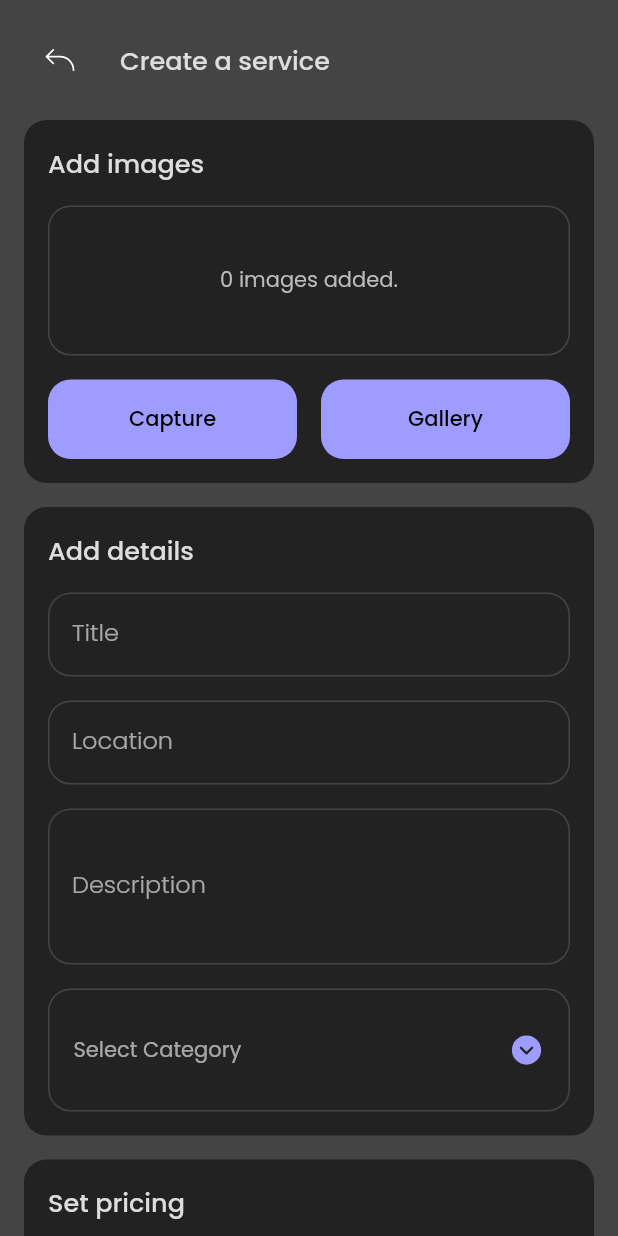
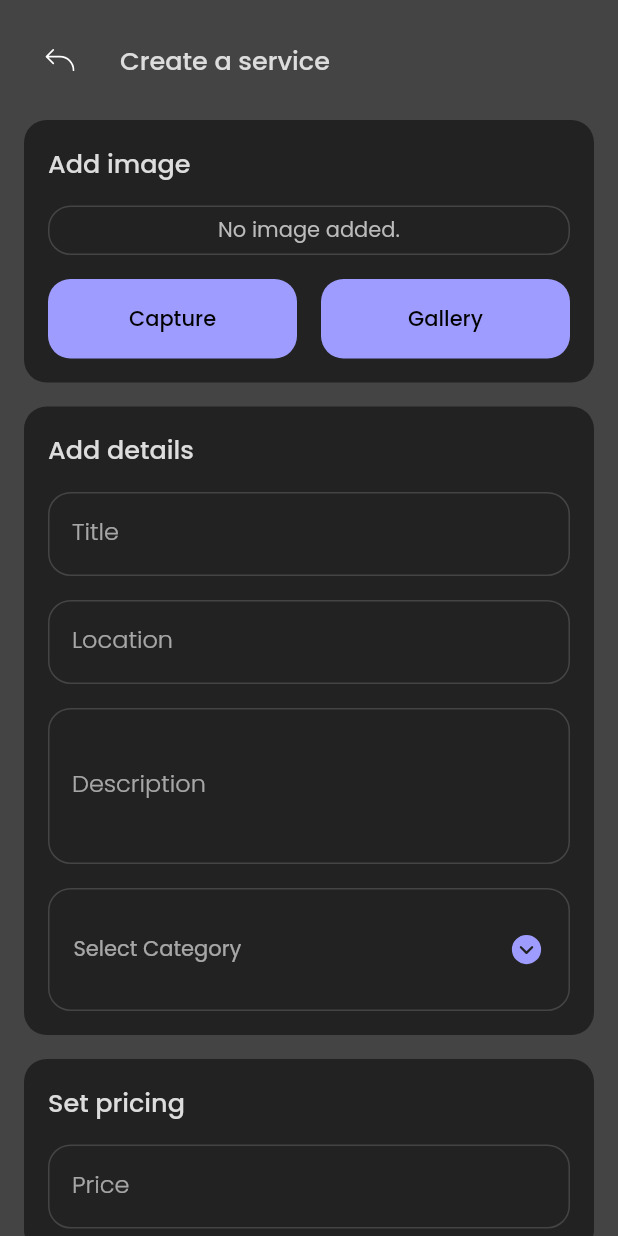
Before and after one commit to mabdullah412/event-services-marketplace, a Flutter app: the NavigationController screen opened directly, after a tap on "Create a Service", on a phone screen of 412 x 824 dp. Run offline on Flutter 3.47's test engine with Material 2 defaults, Android fonts, the light colour scheme and no system bars; our stand-ins replace dio, equatable, flutter_bloc, flutter_native_splash, flutter_secure_storage, image_picker and 2 more; accounts and stored records are empty; network calls fail.

Commit message:
implemented createService

```diff
--- /dev/null
+++ b/lib/logic/bloc/create_service_bloc.dart
@@ -0,0 +1,41 @@
+import 'package:equatable/equatable.dart';
+import 'package:flutter_bloc/flutter_bloc.dart';
+
+import '../../data/repositories/service_repository.dart';
+
+part 'create_service_event.dart';
+part 'create_service_state.dart';
+
+class CreateServiceBloc extends Bloc<CreateServiceEvent, CreateServiceState> {
+  final ServiceRepository serviceRepository;
+
+  CreateServiceBloc({
+    required this.serviceRepository,
+  }) : super(CreateServiceInitial()) {
+    on<CreateService>(_onCreateService);
+  }
+
+  Future<void> _onCreateService(
+    CreateService event,
+    Emitter<CreateServiceState> emit,
+  ) async {
+    emit(CreateServiceLoading());
+
+    try {
+      final dynamic response = await serviceRepository.createService(
+        serviceData: event.serviceData,
+      );
+
+      if (response == false) {
+        emit(const CreateServiceFailure(error: 'Token error'));
+        return;
+      }
+
+      // recall getUserServicesBloc
+
+      emit(CreateServiceSuccess());
+    } catch (err) {
+      emit(CreateServiceFailure(error: err.toString()));
+    }
+  }
+}
--- /dev/null
+++ b/lib/logic/bloc/create_service_event.dart
@@ -0,0 +1,17 @@
+part of 'create_service_bloc.dart';
+
+abstract class CreateServiceEvent extends Equatable {
+  const CreateServiceEvent();
+
+  @override
+  List<Object> get props => [];
+}
+
+class CreateService extends CreateServiceEvent {
+  final Map<dynamic, dynamic> serviceData;
+
+  const CreateService({required this.serviceData});
+
+  @override
+  List<Object> get props => [];
+}
--- /dev/null
+++ b/lib/logic/bloc/create_service_state.dart
@@ -0,0 +1,23 @@
+part of 'create_service_bloc.dart';
+
+abstract class CreateServiceState extends Equatable {
+  const CreateServiceState();
+
+  @override
+  List<Object> get props => [];
+}
+
+class CreateServiceInitial extends CreateServiceState {}
+
+class CreateServiceLoading extends CreateServiceState {}
+
+class CreateServiceSuccess extends CreateServiceState {}
+
+class CreateServiceFailure extends CreateServiceState {
+  final String error;
+
+  const CreateServiceFailure({required this.error});
+
+  @override
+  List<Object> get props => [];
+}
--- a/lib/presentation/screens/create_service_screen.dart
+++ b/lib/presentation/screens/create_service_screen.dart
@@ -1,10 +1,13 @@
 import 'dart:io';
 
 import 'package:flutter/material.dart';
+import 'package:flutter_bloc/flutter_bloc.dart';
 import 'package:image_picker/image_picker.dart';
 import 'package:phosphor_flutter/phosphor_flutter.dart';
 
 import '../../constants/constants.dart';
+import '../../data/repositories/service_repository.dart';
+import '../../logic/bloc/create_service_bloc.dart';
 import '../widgets/pop_header.dart';
 
 class CreateServiceScreen extends StatefulWidget {
@@ -15,6 +18,9 @@ class CreateServiceScreen extends StatefulWidget {
 }
 
 class _CreateServiceScreenState extends State<CreateServiceScreen> {
+  final ServiceRepository serviceRepository = ServiceRepository();
+  late CreateServiceBloc _createServiceBloc;
+
   // form key
   final _serviceDetailsFormKey = GlobalKey<FormState>();
   // focus-nodes
@@ -25,6 +31,7 @@ class _CreateServiceScreenState extends State<CreateServiceScreen> {
   final _servicePriceFocusNode = FocusNode();
   // form-data
   dynamic category;
+  final Map<dynamic, dynamic> serviceData = {};
 
   // image-data
   bool noImages = true;
@@ -34,13 +41,50 @@ class _CreateServiceScreenState extends State<CreateServiceScreen> {
   XFile? selectedImageFile;
 
   @override
+  void initState() {
+    _createServiceBloc = CreateServiceBloc(
+      serviceRepository: serviceRepository,
+    );
+    super.initState();
+  }
+
+  @override
   void dispose() {
     _serviceTitleFocusNode.dispose();
     _serviceDescriptionFocusNode.dispose();
     _serviceLocationFocusNode.dispose();
     _serviceCategoryFocusNode.dispose();
     _servicePriceFocusNode.dispose();
+    _createServiceBloc.close();
     super.dispose();
+  }
+
+  Future<void> createService() async {
+    if (!_serviceDetailsFormKey.currentState!.validate()) return;
+    _serviceDetailsFormKey.currentState!.save();
+
+    if (noImages) {
+      ScaffoldMessenger.of(context).showSnackBar(
+        const SnackBar(
+          content: Text('Please add an image.'),
+        ),
+      );
+      return;
+    }
+
+    if (category == null) {
+      ScaffoldMessenger.of(context).showSnackBar(
+        const SnackBar(
+          content: Text('Please select a category.'),
+        ),
+      );
+      return;
+    }
+
+    // adding image-link to data;
+    serviceData['coverImage'] = selectedImageFile!.name;
+
+    _createServiceBloc.add(CreateService(serviceData: serviceData));
   }
 
   @override
@@ -67,6 +111,8 @@ class _CreateServiceScreenState extends State<CreateServiceScreen> {
                         detailsSection(context),
                         const SizedBox(height: padding),
                         pricingSection(context),
+                        const SizedBox(height: padding),
+                        createButton(context),
                       ],
                     ),
                   ),
@@ -75,6 +121,62 @@ class _CreateServiceScreenState extends State<CreateServiceScreen> {
             ),
           ),
         ),
+      ),
+    );
+  }
+
+  Container createButton(BuildContext context) {
+    return Container(
+      padding: const EdgeInsets.all(padding),
+      decoration: BoxDecoration(
+        color: Theme.of(context).colorScheme.surface,
+        borderRadius: BorderRadius.circular(radius),
+      ),
+      child: BlocConsumer<CreateServiceBloc, CreateServiceState>(
+        listenWhen: (previous, current) {
+          return previous != current;
+        },
+        listener: (context, state) {
+          if (state is CreateServiceFailure) {
+            // _onWidgetDidBuild displays snackbar after
+            // Build() has finished building
+            _onWidgetDidBuild(() {
+              ScaffoldMessenger.of(context).showSnackBar(
+                const SnackBar(
+                  content: Text('Error creating service.'),
+                ),
+              );
+              Navigator.pop(context);
+            });
+          }
+
+          if (state is CreateServiceSuccess) {
+            // _onWidgetDidBuild displays snackbar after
+            // Build() has finished building
+            _onWidgetDidBuild(() {
+              ScaffoldMessenger.of(context).showSnackBar(
+                const SnackBar(
+                  content: Text('Service created.'),
+                ),
+              );
+              Navigator.pop(context);
+            });
+          }
+        },
+        bloc: _createServiceBloc,
+        buildWhen: (previous, current) {
+          return previous != current;
+        },
+        builder: (context, state) {
+          return ElevatedButton(
+            onPressed: state is CreateServiceLoading ? null : createService,
+            child: state is CreateServiceLoading
+                ? const CircularProgressIndicator(
+                    strokeWidth: 2,
+                  )
+                : const Text('Create'),
+          );
+        },
       ),
     );
   }
@@ -90,19 +192,18 @@ class _CreateServiceScreenState extends State<CreateServiceScreen> {
         crossAxisAlignment: CrossAxisAlignment.stretch,
         children: [
           Text(
-            'Add images',
+            'Add image',
             style: Theme.of(context).primaryTextTheme.titleMedium,
           ),
           const SizedBox(height: padding),
           Container(
-            height: 100,
             padding: const EdgeInsets.all(5),
             decoration: BoxDecoration(
               borderRadius: BorderRadius.circular(radius),
               border: Border.all(color: Theme.of(context).colorScheme.outline),
             ),
             child: noImages == false
-                ? Row(
+                ? Column(
                     children: [
                       Stack(
                         alignment: Alignment.center,
@@ -123,7 +224,7 @@ class _CreateServiceScreenState extends State<CreateServiceScreen> {
                   )
                 : Center(
                     child: Text(
-                      '0 images added.',
+                      'No image added.',
                       style: Theme.of(context).primaryTextTheme.bodyMedium,
                     ),
                   ),
@@ -209,7 +310,7 @@ class _CreateServiceScreenState extends State<CreateServiceScreen> {
               }
             },
             onSaved: (value) {
-              // registerData['firstName'] = value!;
+              serviceData['title'] = value!;
             },
             onFieldSubmitted: (value) {
               FocusScope.of(context).requestFocus(
@@ -232,7 +333,7 @@ class _CreateServiceScreenState extends State<CreateServiceScreen> {
               }
             },
             onSaved: (value) {
-              // registerData['firstName'] = value!;
+              serviceData['location'] = value!;
             },
             onFieldSubmitted: (value) {
               FocusScope.of(context).requestFocus(
@@ -259,7 +360,7 @@ class _CreateServiceScreenState extends State<CreateServiceScreen> {
               }
             },
             onSaved: (value) {
-              // registerData['firstName'] = value!;
+              serviceData['description'] = value!;
             },
             onFieldSubmitted: (value) {
               FocusScope.of(context).requestFocus(
@@ -285,6 +386,7 @@ class _CreateServiceScreenState extends State<CreateServiceScreen> {
                   setState(() {
                     category = value!;
                   });
+                  serviceData['category'] = value!;
                 },
                 hint: const Text('Select Category'),
                 isExpanded: true,
@@ -344,20 +446,21 @@ class _CreateServiceScreenState extends State<CreateServiceScreen> {
               }
             },
             onSaved: (value) {
-              // registerData['firstName'] = value!;
+              serviceData['price'] = value!;
             },
             onFieldSubmitted: (value) {
               FocusManager.instance.primaryFocus?.unfocus();
               _serviceDetailsFormKey.currentState!.validate();
             },
           ),
-          const SizedBox(height: padding),
-          ElevatedButton(
-            onPressed: () {},
-            child: const Text('Create'),
-          ),
         ],
       ),
     );
   }
+
+  void _onWidgetDidBuild(VoidCallback callback) {
+    WidgetsBinding.instance.addPostFrameCallback((timeStamp) {
+      callback();
+    });
+  }
 }
--- a/lib/presentation/screens/home_screen.dart
+++ b/lib/presentation/screens/home_screen.dart
@@ -1,9 +1,8 @@
-import 'package:event_planner/presentation/router/custom_page_route.dart';
-import 'package:event_planner/presentation/screens/create_service_screen.dart';
 import 'package:flutter/material.dart';
 
 import '../../constants/constants.dart';
 import '../widgets/header.dart';
+import '../widgets/sell_services_container.dart';
 
 class HomeScreen extends StatelessWidget {
   const HomeScreen({super.key});
@@ -20,17 +19,16 @@ class HomeScreen extends StatelessWidget {
               Header(title: 'Home'),
 
               // ! add a block showing total number of services being on sale
+              // ! open fiverr website for ideas
               // ! user mini-dashboard
 
-              SizedBox(height: padding),
-              Squares(),
-
-              // CreatePackageAndSellFullHeight(),
+              // SizedBox(height: padding),
+              // Dashboard(),
 
               SizedBox(height: padding),
               ShowCreatePackage(),
               SizedBox(height: padding),
-              ShowSellServices(),
+              SellServicesContainer(),
               SizedBox(height: padding),
             ],
           ),
@@ -40,35 +38,8 @@ class HomeScreen extends StatelessWidget {
   }
 }
 
-class CreatePackageAndSellFullHeight extends StatelessWidget {
-  const CreatePackageAndSellFullHeight({
-    Key? key,
-  }) : super(key: key);
-
-  @override
-  Widget build(BuildContext context) {
-    return SizedBox(
-      width: MediaQuery.of(context).size.width,
-      child: IntrinsicHeight(
-        child: Row(
-          crossAxisAlignment: CrossAxisAlignment.start,
-          children: const [
-            Expanded(
-              child: ShowCreatePackage(),
-            ),
-            SizedBox(width: padding),
-            Expanded(
-              child: ShowSellServices(),
-            ),
-          ],
-        ),
-      ),
-    );
-  }
-}
-
-class Squares extends StatelessWidget {
-  const Squares({
+class Dashboard extends StatelessWidget {
+  const Dashboard({
     Key? key,
   }) : super(key: key);
 
@@ -134,46 +105,6 @@ class Squares extends StatelessWidget {
   }
 }
 
-class ShowSellServices extends StatelessWidget {
-  const ShowSellServices({
-    Key? key,
-  }) : super(key: key);
-
-  @override
-  Widget build(BuildContext context) {
-    return Container(
-      padding: const EdgeInsets.all(padding),
-      decoration: BoxDecoration(
-        color: Theme.of(context).colorScheme.secondary,
-        borderRadius: BorderRadius.circular(radius),
-      ),
-      child: Column(
-        crossAxisAlignment: CrossAxisAlignment.stretch,
-        children: [
-          Text(
-            'Become a seller',
-            style: Theme.of(context).textTheme.titleMedium,
-          ),
-          const SizedBox(height: padding),
-          Text(
-            'Have services thay you would like to sell? Go to the profile page and turn on seller mode.',
-            style: Theme.of(context).textTheme.bodyMedium,
-          ),
-          const SizedBox(height: padding),
-          ElevatedButton(
-            onPressed: () {
-              Navigator.of(context).push(
-                CustomPageRoute(child: const CreateServiceScreen()),
-              );
-            },
-            child: const Text('Create a Service'),
-          )
-        ],
-      ),
-    );
-  }
-}
-
 class ShowCreatePackage extends StatelessWidget {
   const ShowCreatePackage({
     Key? key,
--- a/lib/presentation/widgets/package_card.dart
+++ b/lib/presentation/widgets/package_card.dart
@@ -1,3 +1,4 @@
+import 'package:event_planner/constants/constants.dart';
 import 'package:flutter/material.dart';
 
 import '../../data/models/package.dart';
@@ -12,7 +13,9 @@ class PackageCard extends StatelessWidget {
 
   @override
   Widget build(BuildContext context) {
-    return OutlinedButton(
+    return Padding(
+      padding: const EdgeInsets.only(top: padding),
+      child: OutlinedButton(
         onPressed: () {},
         child: Row(
           mainAxisAlignment: MainAxisAlignment.spaceBetween,
@@ -33,6 +36,7 @@ class PackageCard extends StatelessWidget {
             ),
           ],
         ),
+      ),
     );
   }
 }
--- a/lib/presentation/widgets/packages_container.dart
+++ b/lib/presentation/widgets/packages_container.dart
@@ -37,7 +37,11 @@ class _PackagesContainerState extends State<PackagesContainer> {
   @override
   Widget build(BuildContext context) {
     return Container(
-      padding: const EdgeInsets.all(padding),
+      padding: const EdgeInsets.only(
+        right: padding,
+        left: padding,
+        bottom: padding,
+      ),
       decoration: BoxDecoration(
         color: Theme.of(context).colorScheme.surface,
         borderRadius: BorderRadius.circular(radius),
@@ -50,8 +54,11 @@ class _PackagesContainerState extends State<PackagesContainer> {
             bloc: _getPackagesBloc,
             builder: (context, state) {
               if (state is GetPackagesLoading || state is GetPackagesInitial) {
-                return const Center(
+                return const Padding(
+                  padding: EdgeInsets.only(top: padding),
+                  child: Center(
                     child: CircularProgressIndicator(strokeWidth: 2),
+                  ),
                 );
               }
 
@@ -106,7 +113,9 @@ class GetPackagesFailurePlaceholder extends StatelessWidget {
 
   @override
   Widget build(BuildContext context) {
-    return Column(
+    return Padding(
+      padding: const EdgeInsets.only(top: padding),
+      child: Column(
         crossAxisAlignment: CrossAxisAlignment.stretch,
         mainAxisSize: MainAxisSize.min,
         children: [
@@ -116,6 +125,7 @@ class GetPackagesFailurePlaceholder extends StatelessWidget {
             textAlign: TextAlign.center,
           ),
         ],
+      ),
     );
   }
 }
@@ -271,7 +281,9 @@ class NoPackagesPlaceholder extends StatelessWidget {
 
   @override
   Widget build(BuildContext context) {
-    return Column(
+    return Padding(
+      padding: const EdgeInsets.only(top: padding),
+      child: Column(
         children: [
           Text(
             'You have no packages.',
@@ -285,6 +297,7 @@ class NoPackagesPlaceholder extends StatelessWidget {
             textAlign: TextAlign.center,
           ),
         ],
+      ),
     );
   }
 }
--- /dev/null
+++ b/lib/presentation/widgets/sell_services_container.dart
@@ -0,0 +1,63 @@
+import 'package:flutter/material.dart';
+
+import '../../constants/constants.dart';
+import '../router/custom_page_route.dart';
+import '../screens/create_service_screen.dart';
+
+class SellServicesContainer extends StatelessWidget {
+  const SellServicesContainer({
+    Key? key,
+  }) : super(key: key);
+
+  @override
+  Widget build(BuildContext context) {
+    return Container(
+      padding: const EdgeInsets.all(padding),
+      decoration: BoxDecoration(
+        color: Theme.of(context).colorScheme.surface,
+        borderRadius: BorderRadius.circular(radius),
+      ),
+      child: Column(
+        crossAxisAlignment: CrossAxisAlignment.stretch,
+        children: [
+          Text(
+            'Become a seller',
+            style: Theme.of(context).primaryTextTheme.titleMedium,
+          ),
+          const SizedBox(height: padding),
+          Text(
+            'Want to earn by selling providing your services?',
+            style: Theme.of(context).primaryTextTheme.bodyMedium,
+          ),
+          const SizedBox(height: padding),
+          Text(
+            'How it works',
+            style: Theme.of(context).primaryTextTheme.titleSmall,
+          ),
+          const SizedBox(height: padding),
+          Text(
+            '1. Create a Gig',
+            style: Theme.of(context).primaryTextTheme.bodyMedium,
+          ),
+          Text(
+            '2. Provide great services',
+            style: Theme.of(context).primaryTextTheme.bodyMedium,
+          ),
+          Text(
+            '3. Get paid',
+            style: Theme.of(context).primaryTextTheme.bodyMedium,
+          ),
+          const SizedBox(height: padding),
+          ElevatedButton(
+            onPressed: () {
+              Navigator.of(context).push(
+                CustomPageRoute(child: const CreateServiceScreen()),
+              );
+            },
+            child: const Text('Create a Service'),
+          )
+        ],
+      ),
+    );
+  }
+}
```
Also changed, not shown: lib/data/data_providers/service_api.dart (+12 -1 lines), lib/data/repositories/service_repository.dart (+17 -0 lines). Lines whose indentation alone changed are shown as unchanged.
